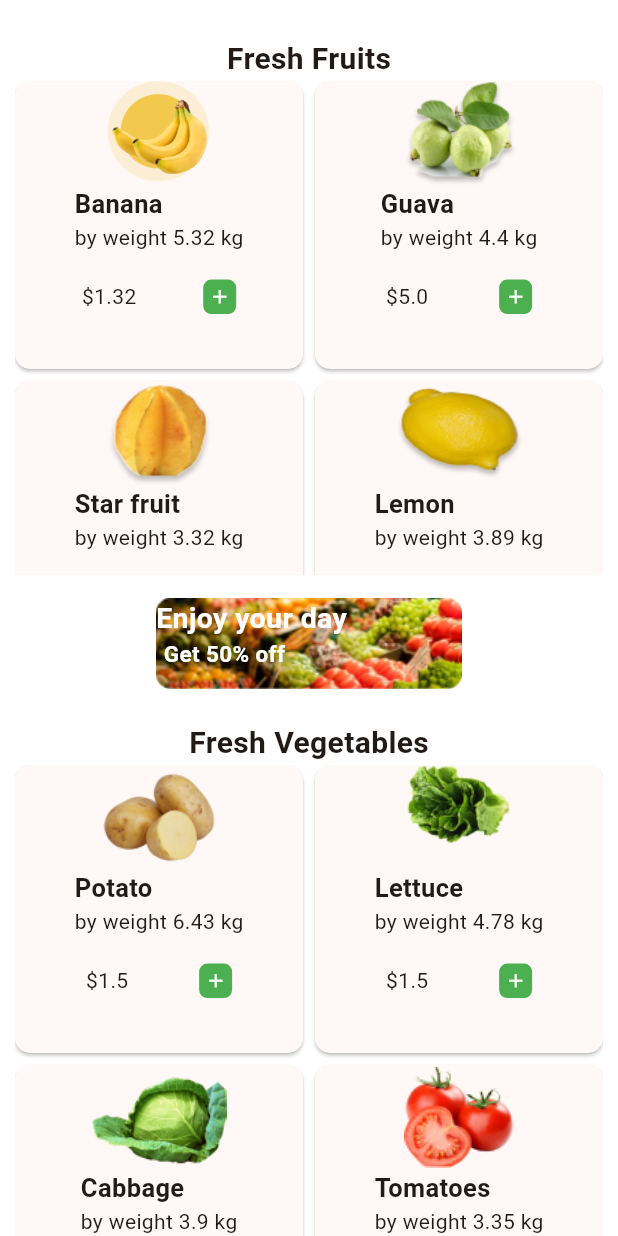
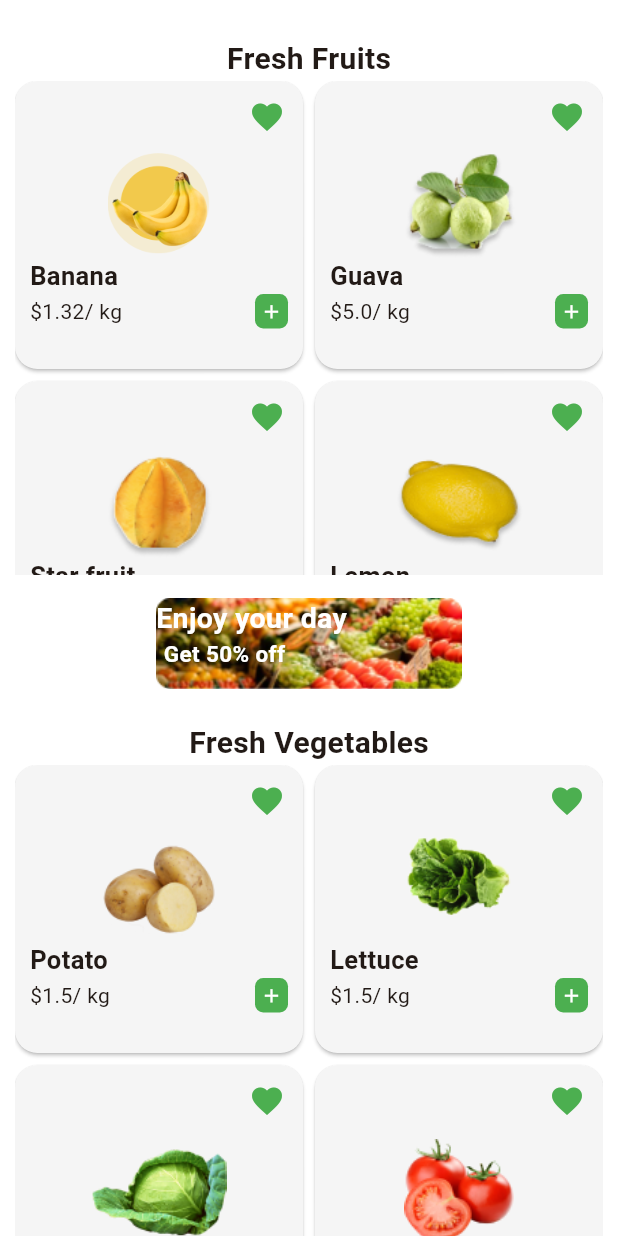
Before and after one commit to awisa-cpu/VegeMarket, a Flutter app: the ProductCategory screen opened directly, on a phone screen of 412 x 824 dp. Run offline on Flutter 3.47's test engine with Material 2 defaults, Android fonts, the light colour scheme and no system bars; our stand-ins replace firebase_auth, firebase_core, flutter_bloc; accounts and stored records are empty.

Commit message:
added the favourite icon

```diff
--- a/lib/Views/product_views/single_product.dart
+++ b/lib/Views/product_views/single_product.dart
@@ -1,11 +1,10 @@
-
 import 'package:flutter/material.dart';
 import 'package:provider/provider.dart';
 import 'package:shopcart/Controllers/product_controller/product_provider.dart';
 import 'package:shopcart/Views/product_views/product_detailed_page.dart';
 import 'package:shopcart/models/product.dart';
 
-class SingleProduct extends StatelessWidget {
+class SingleProduct extends StatefulWidget {
   const SingleProduct({
     super.key,
     required this.product,
@@ -14,68 +13,83 @@ class SingleProduct extends StatelessWidget {
   final Product product;
 
   @override
+  State<SingleProduct> createState() => _SingleProductState();
+}
+
+class _SingleProductState extends State<SingleProduct> {
+  bool fav = false;
+  @override
   Widget build(BuildContext context) {
     final provider = context.read<ProductProvider>();
     //
     return Material(
       elevation: 1.0,
-      borderRadius: BorderRadius.circular(10),
+      borderRadius: BorderRadius.circular(15),
+      color: Colors.grey.shade100,
       child: SizedBox(
-        height: 200,
-        width: 200,
+        height: 210,
+        width: 210,
         child: Column(
           mainAxisSize: MainAxisSize.min,
           children: [
+            //favourite
+            Row(
+              mainAxisAlignment: MainAxisAlignment.end,
+              crossAxisAlignment: CrossAxisAlignment.end,
+              children: [
+                IconButton(
+                  enableFeedback: false,
+                  padding: EdgeInsets.zero,
+                  onPressed: () => _addToFavourite(product: widget.product),
+                  icon: Icon(
+                    Icons.favorite,
+                    color: fav ? Colors.red : Colors.green,
+                  ),
+                )
+              ],
+            ),
+
+            //image
             GestureDetector(
               onTap: () {
-                  //
-
-                  // Navigator.of(context).pushNamedAndRemoveUntil(
-                  //     detailedProduct, (route) => false,
-                  //     arguments: product);
                 Navigator.push(
                     context,
                     MaterialPageRoute(
                       builder: (context) =>
-                            ProductDetailedPage(product: product),
+                          ProductDetailedPage(product: widget.product),
                     ));
               },
               child: Image.asset(
-                  product.image!,
+                widget.product.image!,
                 height: 70,
                 width: 90,
-                )),
+              ),
+            ),
 
-            //
-            Column(
+            //other options
+            Padding(
+              padding: const EdgeInsets.symmetric(horizontal: 10.0),
+              child: Column(
                 crossAxisAlignment: CrossAxisAlignment.start,
                 mainAxisSize: MainAxisSize.min,
                 children: [
+                  //name
                   Text(
-                  product.name,
+                    widget.product.name,
                     style: const TextStyle(
                         fontWeight: FontWeight.bold, fontSize: 17),
                   ),
-                Text('by weight ${product.weight ?? 0.0} kg'),
-              ],
-            ),
 
-            //
-            const SizedBox(
-              height: 18.4,
-            ),
+                  //price
+                  Row(
+                    mainAxisAlignment: MainAxisAlignment.spaceBetween,
+                    children: [
+                      Text('\$${widget.product.price}/ kg'),
 
-            //
-            Row(
-              mainAxisAlignment: MainAxisAlignment.spaceEvenly,
-              children: [
-                Text('\$${product.price.toString()}'),
-
-                //
+                      //add to cart
                       GestureDetector(
                         onTap: () {
-                    //add to cart
-                    provider.addToCart(product: product);
+                          provider.addToCart(product: widget.product);
                         },
                         child: Container(
                           height: 23,
@@ -96,6 +110,18 @@ class SingleProduct extends StatelessWidget {
                 ],
               ),
             ),
+
+            //
+          ],
+        ),
+      ),
     );
   }
+
+  void _addToFavourite({required Product product}) {
+    setState(() {
+      fav = true;
+    });
+    context.read<ProductProvider>().addToFavourite(product: product);
   }
+}
```
Lines whose indentation alone changed are shown as unchanged.
